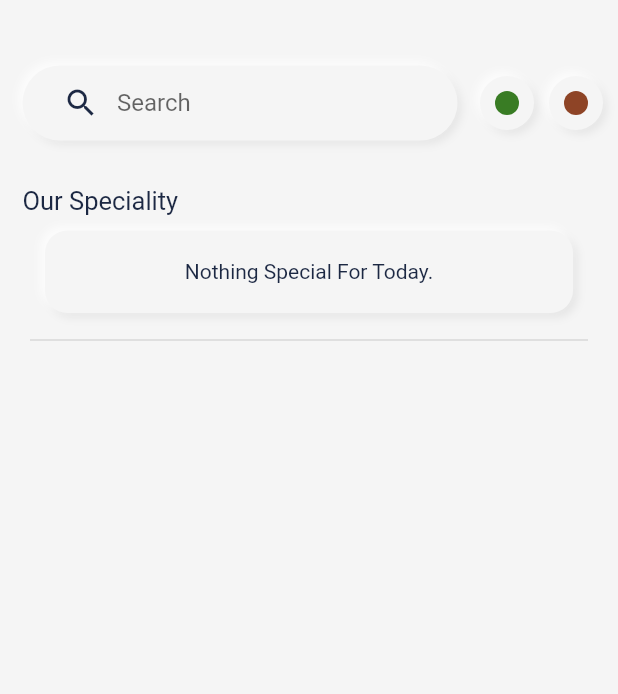
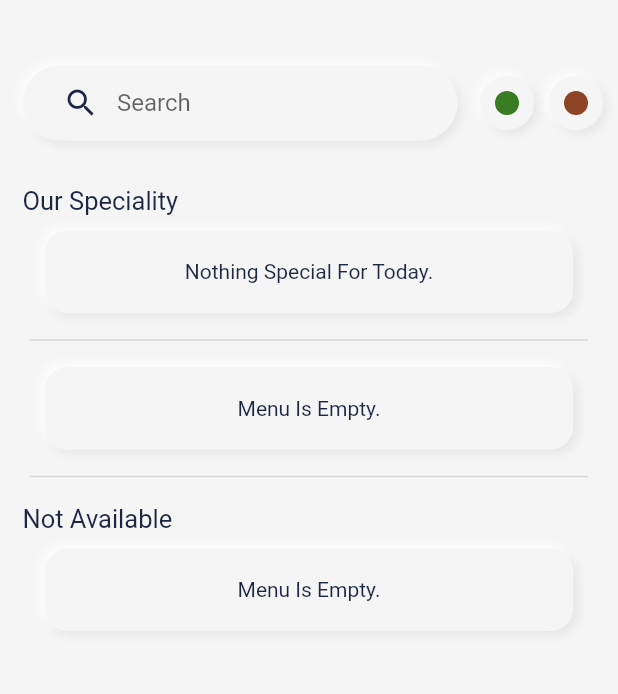
Before and after one commit to heernaranggupta/restaurantflutter, a Flutter app: the screen it shows after launch, on a phone screen of 412 x 824 dp, the part 68-762 px from its top. Run offline on Flutter 3.47's test engine with Material 2 defaults, Android fonts, the phone set to English and light mode, and no system bars; our stand-ins replace cloud_firestore, firebase_core, firebase_storage, image_picker; accounts and stored records are empty.

Commit message:
some changes

```diff
--- a/lib/Models/FoodItem.dart
+++ b/lib/Models/FoodItem.dart
@@ -1,7 +1,7 @@
 import 'package:cloud_firestore/cloud_firestore.dart';
 import 'package:flutter/cupertino.dart';
 
-class  FoodItem with ChangeNotifier {
+class FoodItem with ChangeNotifier {
   static List<FoodItem> _allItems = [];
   List<FoodItem> get allItems {
     return [..._allItems];
@@ -15,6 +15,11 @@ class  FoodItem with ChangeNotifier {
   static List<FoodItem> _otherItems = [];
   List<FoodItem> get otherItems {
     return [..._otherItems];
+  }
+
+  static List<FoodItem> _itemsNotAvailable = [];
+  List<FoodItem> get itemsNotAvailable {
+    return [..._itemsNotAvailable];
   }
 
   FoodItem({
@@ -83,6 +88,7 @@ class  FoodItem with ChangeNotifier {
     _allItems.clear();
     _otherItems.clear();
     _specialItems.clear();
+    _itemsNotAvailable.clear();
     notifyListeners();
     CollectionReference foodsCollection =
         FirebaseFirestore.instance.collection('FoodsCollection');
@@ -98,9 +104,11 @@ class  FoodItem with ChangeNotifier {
           ),
         )
         .then((_) => _allItems.forEach((element) {
-              if (element.isSpecial) {
+              if (!element.isAvailable) {
+                _itemsNotAvailable.add(element);
+              } else if (element.isSpecial && element.isAvailable) {
                 _specialItems.add(element);
-              } else {
+              } else if (!element.isSpecial && element.isAvailable) {
                 _otherItems.add(element);
               }
             }));
--- a/lib/Screens/s_home.dart
+++ b/lib/Screens/s_home.dart
@@ -2,10 +2,12 @@ import 'package:flutter/cupertino.dart';
 import 'package:flutter/material.dart';
 import 'package:orderingsystem/Components/CIconData.dart';
 import 'package:orderingsystem/Components/CLoadingIndicator.dart';
+import 'package:orderingsystem/Components/CText.dart';
 import 'package:orderingsystem/Models/FoodItem.dart';
 import 'package:orderingsystem/Screens/s_add_items.dart';
 import 'package:orderingsystem/Widgets/other_food_items.dart';
 import 'package:orderingsystem/Widgets/speciality_item.dart';
+import 'package:orderingsystem/widgets/items_not_available.dart';
 import '../constants.dart';
 
 class SHome extends StatefulWidget {
@@ -42,6 +44,7 @@ class _SHomeState extends State<SHome> {
     final mediaQuery = MediaQuery.of(context).size;
 
     AppBar appBar = AppBar(
+      automaticallyImplyLeading: false,
       elevation: 0,
       centerTitle: false,
       title: Text(
@@ -192,31 +195,34 @@ class _SHomeState extends State<SHome> {
     );
     return _isLoading
         ? CLoadingIndicator()
-        : RefreshIndicator(
+        : Scaffold(
+            appBar: appBar,
+            body: RefreshIndicator(
               onRefresh: getData,
-            child: Scaffold(
-              appBar: appBar,
-              body: SingleChildScrollView(
+              child: SingleChildScrollView(
                 physics: BouncingScrollPhysics(),
                 child: Column(
                   crossAxisAlignment: CrossAxisAlignment.start,
                   children: [
-                    Column(
-                      crossAxisAlignment: CrossAxisAlignment.start,
-                      children: [
                     Padding(
                       padding: const EdgeInsets.only(left: 15.0, top: 10),
-                          child: Text(
-                            'Our Speciality',
-                            style: TextStyle(
-                                color: Color(0xff1c2843), fontSize: 17),
+                      child: CText(
+                        text: 'Our Speciality',
+                        fontSize: 17,
                       ),
                     ),
                     SpecialityItem(),
                     Divider(thickness: 1, indent: 20, endIndent: 20),
-                      ],
+                    OtherFoodItems(),
+                    Divider(thickness: 1, indent: 20, endIndent: 20),
+                    Padding(
+                      padding: const EdgeInsets.only(left: 15.0, top: 10),
+                      child: CText(
+                        text: 'Not Available',
+                        fontSize: 17,
                       ),
-                    OtherFoodItems()
+                    ),
+                    ItemsNotAvailable()
                   ],
                 ),
               ),
--- /dev/null
+++ b/lib/widgets/items_not_available.dart
@@ -0,0 +1,165 @@
+import 'package:flutter/material.dart';
+import 'package:orderingsystem/Components/CContainer.dart';
+import 'package:orderingsystem/Components/CText.dart';
+import 'package:provider/provider.dart';
+import '../Models/FoodItem.dart';
+
+import '../constants.dart';
+
+class ItemsNotAvailable extends StatefulWidget {
+  @override
+  _ItemsNotAvailableState createState() => _ItemsNotAvailableState();
+}
+
+class _ItemsNotAvailableState extends State<ItemsNotAvailable> {
+  @override
+  void initState() {
+    super.initState();
+  }
+
+  @override
+  Widget build(BuildContext context) {
+    Size mediaQuery = MediaQuery.of(context).size;
+
+    return Consumer<FoodItem>(
+      builder: (context, foodItem, _) {
+        List itemsNotAvailable = isVeg
+            ? foodItem.itemsNotAvailable
+                .where((element) => (element.isVeg))
+                .toList()
+            : isNonVeg
+                ? foodItem.itemsNotAvailable
+                    .where((element) => (!element.isVeg))
+                    .toList()
+                : foodItem.itemsNotAvailable;
+        return itemsNotAvailable.length != 0
+            ? Container(
+                height: itemsNotAvailable.length * 125.0,
+                child: ListView.builder(
+                  physics: NeverScrollableScrollPhysics(),
+                  padding: const EdgeInsets.only(right: 20),
+                  itemCount: itemsNotAvailable.length,
+                  itemBuilder: (ctx, index) => Opacity(
+                    opacity: 0.5,
+                    child: AnimatedContainer(
+                      duration: Duration(seconds: 2),
+                      margin: EdgeInsets.only(top: 10, bottom: 10, left: 15),
+                      decoration: BoxDecoration(
+                        color: Color(0xfff5f5f5),
+                        borderRadius: BorderRadius.all(Radius.circular(10)),
+                        boxShadow: boxShadow,
+                      ),
+                      width: mediaQuery.width * 0.9,
+                      height: 104,
+                      child: Row(
+                        mainAxisAlignment: MainAxisAlignment.spaceBetween,
+                        children: [
+                          ClipRRect(
+                            child: itemsNotAvailable[index].imageUrl != null
+                                ? Image.network(
+                                    itemsNotAvailable[index].imageUrl[0],
+                                    fit: BoxFit.cover,
+                                    height: mediaQuery.height * 0.3,
+                                    width: mediaQuery.width * 0.275,
+                                  )
+                                : Container(
+                                    child: Center(child: Text("No Image")),
+                                    height: mediaQuery.height * 0.3,
+                                    width: mediaQuery.width * 0.275,
+                                  ),
+                            borderRadius: BorderRadius.only(
+                              topLeft: Radius.circular(10.0),
+                              bottomLeft: Radius.circular(10.0),
+                            ),
+                          ),
+                          Expanded(
+                            child: Container(
+                              decoration: BoxDecoration(
+                                color: Color(0xfff5f5f5),
+                                boxShadow: [
+                                  BoxShadow(
+                                    color: Colors.white,
+                                    offset: Offset(-3, -3),
+                                    blurRadius: 4,
+                                  ),
+                                ],
+                              ),
+                              child: Row(
+                                children: [
+                                  SizedBox(width: 10),
+                                  Expanded(
+                                    child: Column(
+                                      crossAxisAlignment:
+                                          CrossAxisAlignment.start,
+                                      mainAxisAlignment:
+                                          MainAxisAlignment.center,
+                                      children: [
+                                        Text(
+                                          itemsNotAvailable[index].foodName,
+                                          style: TextStyle(fontSize: 20),
+                                          maxLines: 2,
+                                          overflow: TextOverflow.ellipsis,
+                                        ),
+                                        SizedBox(height: 5),
+                                        Text(
+                                          itemsNotAvailable[index].description,
+                                          style: TextStyle(
+                                            fontSize: 13,
+                                            color: Colors.grey[600],
+                                          ),
+                                          maxLines: 3,
+                                          overflow: TextOverflow.ellipsis,
+                                        ),
+                                      ],
+                                    ),
+                                  ),
+                                ],
+                              ),
+                            ),
+                          ),
+                          SizedBox(width: 10),
+                          Container(
+                            width: 90,
+                            alignment: Alignment.center,
+                            height: 120,
+                            child: Text(
+                              !isEditScreen
+                                  ? "${itemsNotAvailable[index].price} ₹"
+                                  : 'Edit',
+                              style: TextStyle(
+                                color: Colors.white,
+                                fontSize: 18,
+                              ),
+                            ),
+                            decoration: BoxDecoration(
+                              boxShadow: [
+                                BoxShadow(
+                                  color: Colors.white,
+                                  offset: Offset(-3, -3),
+                                  blurRadius: 4,
+                                ),
+                              ],
+                              color: Color(0xff1c2843),
+                              borderRadius: BorderRadius.all(
+                                Radius.circular(10),
+                              ),
+                            ),
+                          )
+                        ],
+                      ),
+                    ),
+                  ),
+                ),
+              )
+            : Padding(
+                padding:
+                    const EdgeInsets.symmetric(horizontal: 30, vertical: 10),
+                child: CContainer(
+                  borderRadius: BorderRadius.circular(15),
+                  child: Center(child: CText(text: 'Menu Is Empty.')),
+                ),
+              );
+      },
+    );
+  }
+}
--- a/lib/widgets/other_food_items.dart
+++ b/lib/widgets/other_food_items.dart
@@ -1,4 +1,6 @@
 import 'package:flutter/material.dart';
+import 'package:orderingsystem/Components/CContainer.dart';
+import 'package:orderingsystem/Components/CText.dart';
 import 'package:provider/provider.dart';
 import '../Models/FoodItem.dart';
 
@@ -19,17 +21,6 @@ class _OtherFoodItemsState extends State<OtherFoodItems> {
   Widget build(BuildContext context) {
     Size mediaQuery = MediaQuery.of(context).size;
 
-    // print("actual lenth  - ${foodItemsDisplay.length}");
-    // if (isVeg) {
-    //   foodItemsDisplay = vegFoodItems;
-    // } else if (isNonVeg) {
-    //   foodItemsDisplay = nonVegFoodItems;
-    // } else {
-    //   foodItemsDisplay = foodItems;
-    // }
-    // print("actual lenth  - ${foodItemsDisplay.length}");
-
-    // ignore: missing_required_param
     return Consumer<FoodItem>(
       builder: (context, foodItem, _) {
         List otherFoodItems = isVeg
@@ -39,7 +30,8 @@ class _OtherFoodItemsState extends State<OtherFoodItems> {
                     .where((element) => (!element.isVeg))
                     .toList()
                 : foodItem.otherItems;
-        return Container(
+        return otherFoodItems.length != 0
+            ? Container(
                 height: otherFoodItems.length * 125.0,
                 child: ListView.builder(
                   physics: NeverScrollableScrollPhysics(),
@@ -92,7 +84,8 @@ class _OtherFoodItemsState extends State<OtherFoodItems> {
                                 SizedBox(width: 10),
                                 Expanded(
                                   child: Column(
-                              crossAxisAlignment: CrossAxisAlignment.start,
+                                    crossAxisAlignment:
+                                        CrossAxisAlignment.start,
                                     mainAxisAlignment: MainAxisAlignment.center,
                                     children: [
                                       Text(
@@ -150,6 +143,14 @@ class _OtherFoodItemsState extends State<OtherFoodItems> {
                     ),
                   ),
                 ),
+              )
+            : Padding(
+                padding:
+                    const EdgeInsets.symmetric(horizontal: 30, vertical: 10),
+                child: CContainer(
+                  borderRadius: BorderRadius.circular(15),
+                  child: Center(child: CText(text: 'Menu Is Empty.')),
+                ),
               );
       },
     );
```
Lines whose indentation alone changed are shown as unchanged.
